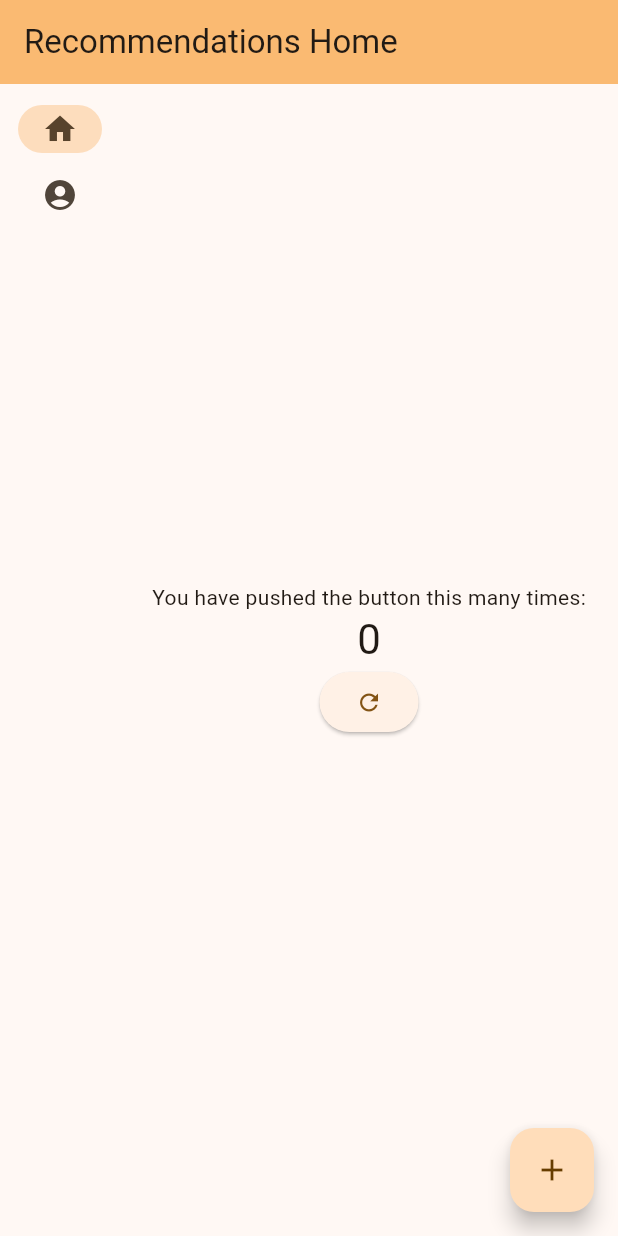
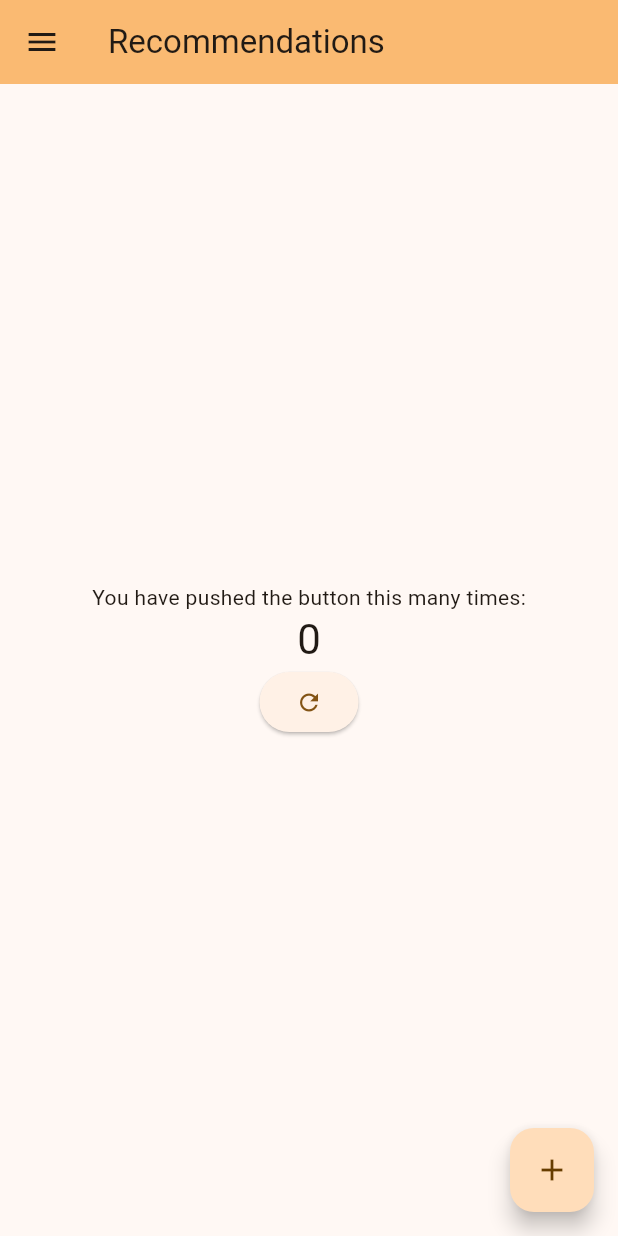
Before and after one commit to sllewely/recommendations, a Flutter app: the screen it shows after launch, on a phone screen of 412 x 824 dp. Run offline on Flutter 3.47's test engine with Material 2 defaults, Android fonts, the phone set to English and light mode, and no system bars.

Commit message:
Add selecting pages on the nav bar

```diff
--- a/mobile/lib/main.dart
+++ b/mobile/lib/main.dart
@@ -31,7 +31,7 @@ class MyApp extends StatelessWidget {
         colorScheme: ColorScheme.fromSeed(seedColor: Colors.orangeAccent),
         useMaterial3: true,
       ),
-      home: const MyHomePage(title: 'Recommendations Home'),
+      home: const MyHomePage(title: 'Recommendations'),
     );
   }
 }
@@ -56,7 +56,8 @@ class MyHomePage extends StatefulWidget {
 
 class _MyHomePageState extends State<MyHomePage> {
   int _counter = 0;
-  int selectedIndex = 0;
+  int _selectedIndex = 0;
+  final GlobalKey<ScaffoldState> _scaffoldKey = GlobalKey<ScaffoldState>();
 
   void _incrementCounter() {
     setState(() {
@@ -70,6 +71,14 @@ class _MyHomePageState extends State<MyHomePage> {
     });
   }
 
+  void _openDrawer() {
+    _scaffoldKey.currentState!.openDrawer();
+  }
+
+  void _closeDrawer() {
+    Navigator.of(context).pop();
+  }
+
   @override
   Widget build(BuildContext context) {
     // This method is rerun every time setState is called, for instance as done
@@ -78,7 +87,20 @@ class _MyHomePageState extends State<MyHomePage> {
     // The Flutter framework has been optimized to make rerunning build methods
     // fast, so that you can just rebuild anything that needs updating rather
     // than having to individually change instances of widgets.
+    Widget page;
+    switch (_selectedIndex) {
+      case 0:
+        page = const Placeholder();
+      case 1:
+        page = const Placeholder();
+      case 2:
+        page = context.widget;
+      default:
+        throw UnimplementedError('I am screaming');
+    }
+
     return Scaffold(
+      key: _scaffoldKey,
       appBar: AppBar(
         // TRY THIS: Try changing the color here to a specific color (to
         // Colors.amber, perhaps?) and trigger a hot reload to see the AppBar
@@ -88,16 +110,24 @@ class _MyHomePageState extends State<MyHomePage> {
         // the App.build method, and use it to set our appbar title.
         title: Text(widget.title),
       ),
+      drawer: Drawer(
+        child: SafeArea(child: NavigationRail(
+          extended: false,
+          destinations: const [
+            NavigationRailDestination(icon: Icon(Icons.home), label: Text('Home')),
+            NavigationRailDestination(icon: Icon(Icons.account_circle), label: Text('Account')),
+            NavigationRailDestination(icon: Icon(Icons.arrow_back_ios_new_rounded), label: Text('Close Nav Bar'))
+          ],
+        selectedIndex: _selectedIndex,
+        onDestinationSelected: (value) {
+          setState(() {
+            _selectedIndex = value;
+            _closeDrawer();
+          });
+        },
+      ))),
       body: Row(
         children: [
-          SafeArea(child: NavigationRail(
-            extended: false,
-            destinations: const [
-              NavigationRailDestination(icon: Icon(Icons.home), label: Text('Home')),
-              NavigationRailDestination(icon: Icon(Icons.account_circle), label: Text('Account')),
-            ],
-            selectedIndex: selectedIndex,
-          )),
           Expanded(child: CounterCard(counter: _counter, reset: _resetCounter))
         ]
       ),
```
